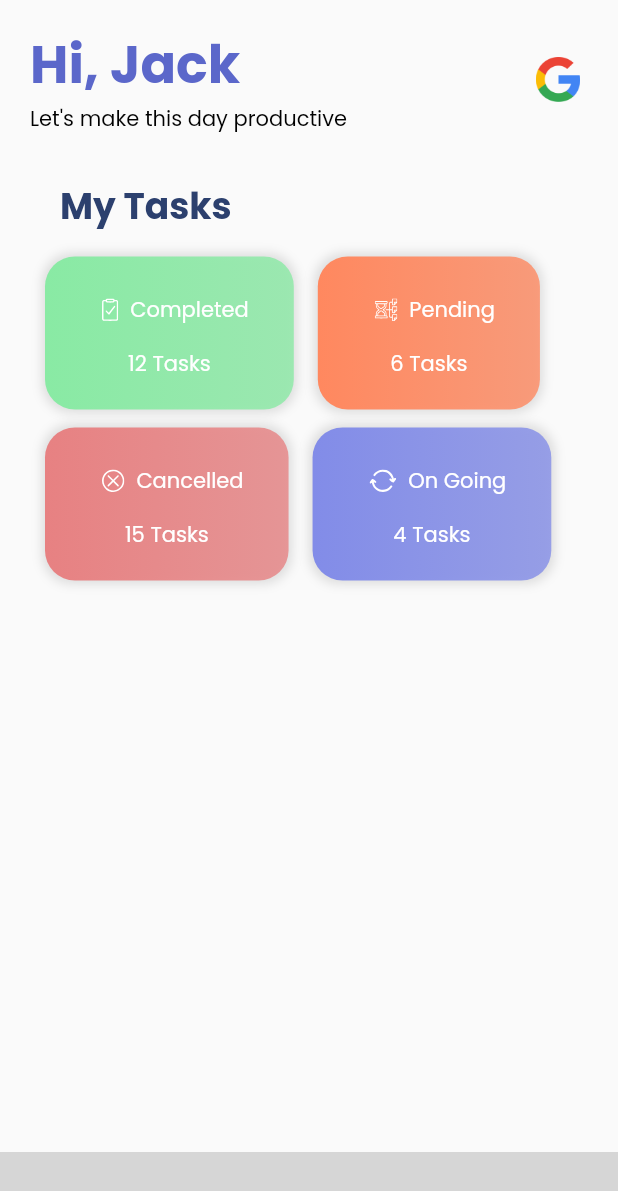
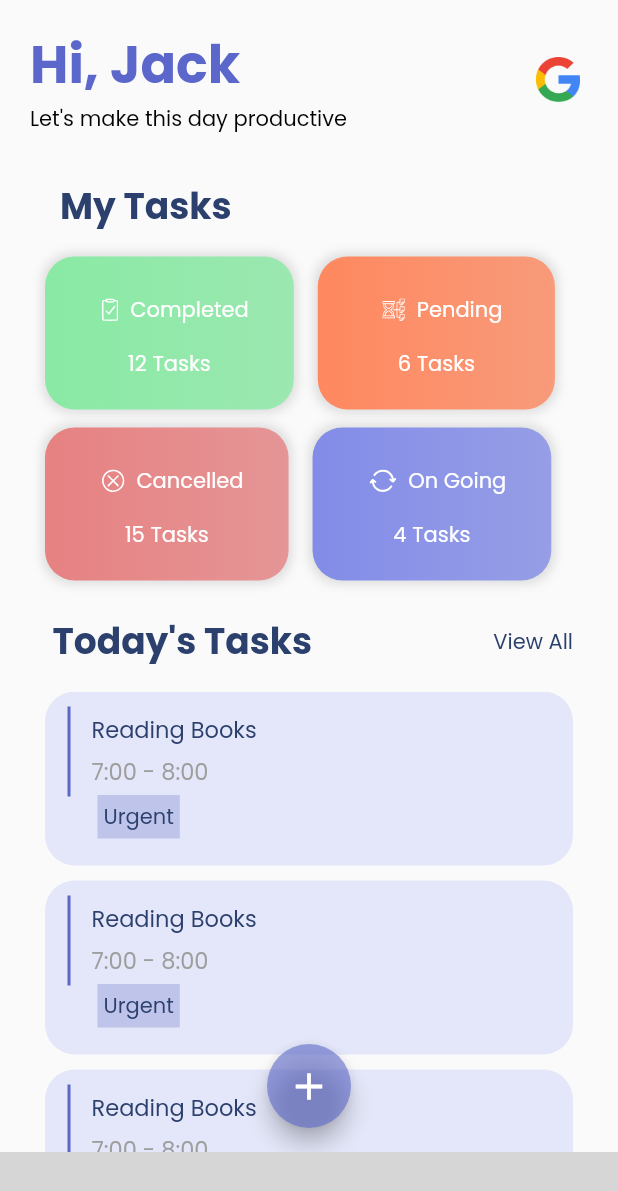
Before and after one commit to MrSalmj/tasks_flutter, a Flutter app: the HomeScreen screen opened directly, on a phone screen of 412 x 824 dp. Shown: the top 1191 px of the screen. Run offline on Flutter 3.47's test engine with Material 2 defaults, Android fonts, the phone set to English and light mode, and no system bars; our stand-ins replace animate_do, flutter_svg, google_fonts; missing offline and left inert: fluid_bottom_nav_bar; grey boxes are pictures that could not be loaded.

Commit message:
add main page

```diff
--- a/lib/ui/pages/main_page/main_page.dart
+++ b/lib/ui/pages/main_page/main_page.dart
@@ -8,7 +8,167 @@ class MainPage extends StatelessWidget {
   Widget build(BuildContext context) {
     return Stack(
       alignment: Alignment.center,
-      children: [_buildTopBar(), _buildMyTasks()],
+      children: [
+        _buildTopBar(),
+        _buildMyTasks(),
+        Positioned(
+            top: 410,
+            left: 0,
+            right: 0,
+            bottom: 0,
+            child: SizedBox(
+              child: Column(
+                crossAxisAlignment: CrossAxisAlignment.start,
+                children: [
+                  _buildTodayTasksTitle(),
+                  SizedBox(
+                    height: 15,
+                  ),
+                  Expanded(
+                    child: Container(
+                      // decoration: BoxDecoration(
+                      //     color: kTextBlue3.withAlpha(150),
+                      //     borderRadius: BorderRadius.only(
+                      //         topLeft: Radius.circular(100),
+                      //         topRight: Radius.circular(100))),
+                      child: ListView.builder(
+                        shrinkWrap: true,
+                        physics: ClampingScrollPhysics(),
+                        itemCount: 5,
+                        itemBuilder: (BuildContext context, int index) {
+                          return Padding(
+                            padding: const EdgeInsets.only(bottom: 10),
+                            child: _buildTask(),
+                          );
+                        },
+                      ),
+                    ),
+                  ),
+                ],
+              ),
+            )),
+        Align(
+            // bottom: 20,
+            // // left: 0,
+            // right: getSize(context).width * 0.4,
+            alignment: Alignment.bottomCenter,
+            child: Padding(
+              padding: const EdgeInsets.all(16.0),
+              child: FloatingActionButton(
+                autofocus: false,
+                isExtended: false,
+                onPressed: () {},
+                child: Icon(
+                  Icons.add,
+                  size: 30,
+                ),
+                backgroundColor: kMainBlue.withAlpha(150),
+              ),
+            ))
+      ],
+    );
+  }
+
+  Container _buildTask() {
+    return Container(
+      margin: EdgeInsets.symmetric(horizontal: 30),
+      child: Row(
+        crossAxisAlignment: CrossAxisAlignment.start,
+        children: [
+          Flexible(child: _buildVerticalDivider()),
+          Flexible(flex: 8, child: _buildTaskNameTime()),
+        ],
+      ),
+      decoration: BoxDecoration(
+          borderRadius: BorderRadius.circular(20), color: kLightBlue),
+    );
+  }
+
+  Padding _buildTaskNameTime() {
+    return Padding(
+      padding: const EdgeInsets.symmetric(horizontal: 7, vertical: 14),
+      child: Column(
+        mainAxisAlignment: MainAxisAlignment.start,
+        crossAxisAlignment: CrossAxisAlignment.start,
+        children: [
+          CustomText(
+            text: "Reading Books",
+            maxLines: 1,
+            overFlow: TextOverflow.ellipsis,
+            size: 15.0,
+            color: kTextBlue3,
+          ),
+          SizedBox(
+            height: 5,
+          ),
+          CustomText(
+            text: "7:00 - 8:00",
+            size: 15.0,
+            color: Colors.grey,
+          ),
+          Row(
+            children: [
+              Flexible(
+                child: Padding(
+                  padding: const EdgeInsets.all(4.0),
+                  child: Container(
+                    color: kTextBlue2,
+                    child: Padding(
+                      padding: const EdgeInsets.all(4.0),
+                      child: CustomText(
+                        text: "Urgent",
+                        color: kTextBlue3,
+                      ),
+                    ),
+                  ),
+                ),
+              ),
+            ],
+          )
+        ],
+      ),
+    );
+  }
+
+  Padding _buildVerticalDivider() {
+    return Padding(
+      padding: const EdgeInsets.only(left: 8, bottom: 40, top: 10),
+      child: Container(
+          height: 60,
+          child: VerticalDivider(
+            color: kMainBlue,
+            thickness: 2,
+          )),
+    );
+  }
+
+  Row _buildTodayTasksTitle() {
+    return Row(
+      mainAxisAlignment: MainAxisAlignment.spaceBetween,
+      children: [
+        Padding(
+          padding: const EdgeInsets.symmetric(
+            horizontal: 35,
+          ),
+          child: CustomText(
+            text: "Today's Tasks",
+            size: 24.0,
+            fontWeight: FontWeight.bold,
+            color: kTextBlue3,
+          ),
+        ),
+        Padding(
+          padding: const EdgeInsets.symmetric(
+            horizontal: 30,
+          ),
+          child: CustomText(
+            text: "View All",
+            size: 14.0,
+            fontWeight: FontWeight.normal,
+            color: kTextBlue3,
+          ),
+        ),
+      ],
     );
   }
 
@@ -30,7 +190,7 @@ class MainPage extends StatelessWidget {
               ),
             ),
             Padding(
-              padding: const EdgeInsets.only(left: 30, top: 15),
+              padding: const EdgeInsets.only(left: 30, top: 15, right: 30),
               child: Wrap(
                 direction: Axis.horizontal,
                 spacing: 16,
@@ -154,7 +314,7 @@ class MainPage extends StatelessWidget {
         Container(
           // height: 60,
           child: Padding(
-            padding: const EdgeInsets.symmetric(horizontal: 30, vertical: 20),
+            padding: const EdgeInsets.symmetric(horizontal: 35, vertical: 20),
             child: Column(
               children: [
                 Row(
```
Also changed, not shown: lib/ui/screens/home_screen/home_screen.dart (+19 -0 lines).
